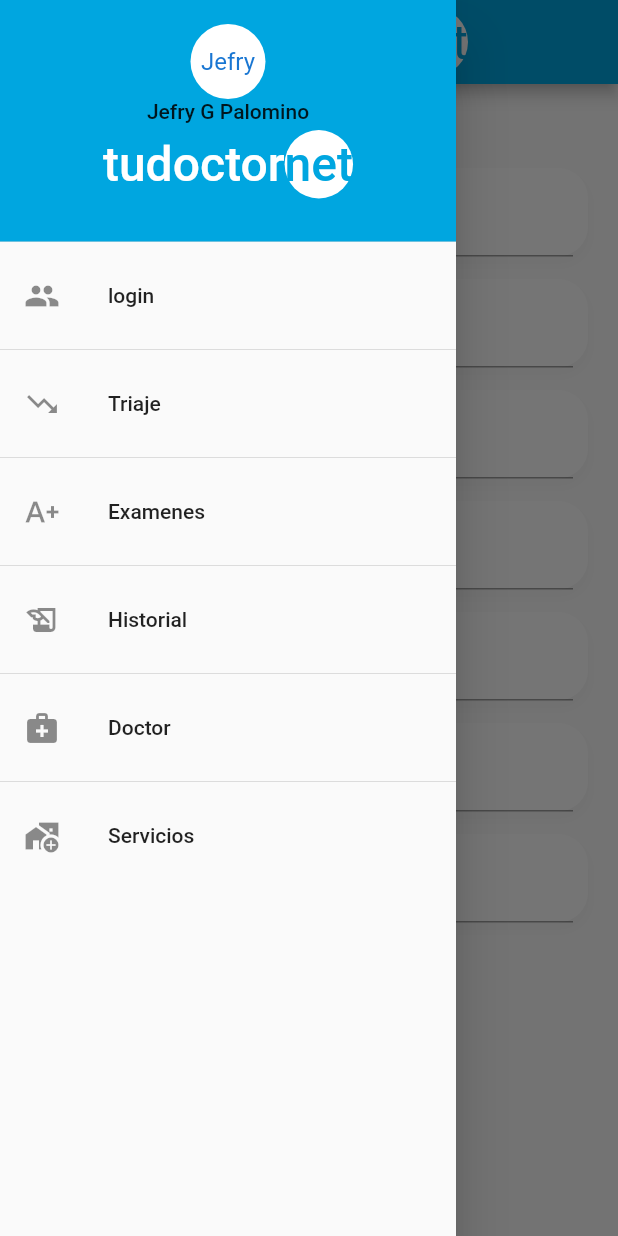
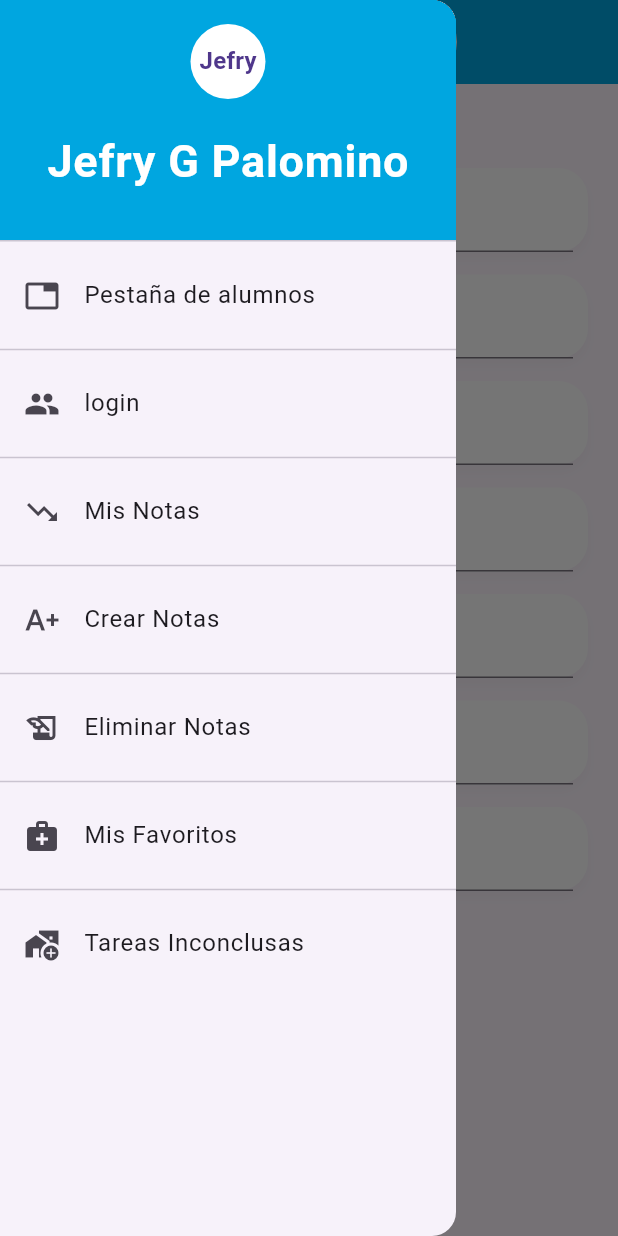
Before and after one commit to jefrydep/senati_app, a Flutter app: the HomeView screen opened by its route, with the side drawer open, on a phone screen of 412 x 824 dp. Run offline on Flutter 3.47's test engine with Material 2 defaults, Android fonts, the light colour scheme and no system bars.

Commit message:
task ready

```diff
--- a/lib/features/router/app_routes.dart
+++ b/lib/features/router/app_routes.dart
@@ -5,33 +5,55 @@ import 'package:tudoctor_app/features/views/historial_view.dart';
 import 'package:tudoctor_app/features/views/home_view.dart';
 import 'package:tudoctor_app/features/views/login_view.dart';
 import 'package:tudoctor_app/features/views/services_view.dart';
+import 'package:tudoctor_app/features/views/tapbar_view.dart';
 import 'package:tudoctor_app/features/views/triaje_view.dart';
 
 import '../../models/menu_option.dart';
 
-
 class AppRoutes {
-
   static const initialRoute = 'login';
 
   static final menuOptions = <MenuOption>[
-    MenuOption(route: 'login', icon: Icons.people, name: 'login', screen: LoginView()),
-    MenuOption(route: 'triaje', icon: Icons.trending_down_sharp, name: 'Triaje', screen:TriajeView() ),
-    MenuOption(route: 'exams', icon: Icons.text_increase_sharp , name: 'Examenes', screen: ExamanView()),
-    MenuOption(route: 'history', icon: Icons.history_edu_sharp, name: 'Historial', screen: HistoryView()),
-    MenuOption(route: 'doctor', icon: Icons.medical_services, name: 'Doctor', screen: DoctorView()),
-    MenuOption(route: 'servicios', icon: Icons.add_home_work_sharp, name: 'Servicios', screen: ServicesView())
-
+    MenuOption(
+        route: 'tab',
+        icon: Icons.tab,
+        name: 'Pestaña de alumnos',
+        screen: const TabbarMenu()),
+    MenuOption(
+        route: 'login', icon: Icons.people, name: 'login', screen: LoginView()),
+    MenuOption(
+        route: 'triaje',
+        icon: Icons.trending_down_sharp,
+        name: 'Mis Notas',
+        screen: const TriajeView()),
+    MenuOption(
+        route: 'exams',
+        icon: Icons.text_increase_sharp,
+        name: 'Crear Notas',
+        screen: const ExamanView()),
+    MenuOption(
+        route: 'history',
+        icon: Icons.history_edu_sharp,
+        name: 'Eliminar Notas',
+        screen: const HistoryView()),
+    MenuOption(
+        route: 'doctor',
+        icon: Icons.medical_services,
+        name: 'Mis Favoritos',
+        screen: const DoctorView()),
+    MenuOption(
+        route: 'servicios',
+        icon: Icons.add_home_work_sharp,
+        name: 'Tareas Inconclusas',
+        screen: const ServicesView()),
   ];
 
+  static Map<String, Widget Function(BuildContext)> getAppRoutes() {
+    Map<String, Widget Function(BuildContext)> appRoutes = {};
+    appRoutes.addAll({'home': (BuildContext context) => const HomeView()});
 
-  static Map<String, Widget Function(BuildContext)> getAppRoutes() {
-
-    Map<String, Widget Function(BuildContext)> appRoutes = {};
-    appRoutes.addAll({ 'home' : ( BuildContext context ) => const HomeView() });
-
-    for (final option in menuOptions ) {
-      appRoutes.addAll({ option.route : ( BuildContext context ) => option.screen });
+    for (final option in menuOptions) {
+      appRoutes.addAll({option.route: (BuildContext context) => option.screen});
     }
 
     return appRoutes;
@@ -50,5 +72,4 @@ class AppRoutes {
   //         builder: (context) => const AlertScreen(),
   //     );
   // }
-
 }
--- a/lib/features/views/custom_drawer.dart
+++ b/lib/features/views/custom_drawer.dart
@@ -1,8 +1,6 @@
-
 import 'package:flutter/material.dart';
 
 import '../../models/menu_option.dart';
-import '../widgets/custom_logo.dart';
 
 class MenuDrawer extends StatelessWidget {
   const MenuDrawer({
@@ -19,25 +17,32 @@ class MenuDrawer extends StatelessWidget {
     return Drawer(
       child: ListView(
         children: [
-            DrawerHeader(
-              decoration: BoxDecoration(color: Color(0xff00A6E0)),
+          Expanded(
+            child: DrawerHeader(
+                decoration: const BoxDecoration(color: Color(0xff00A6E0)),
                 child: Column(
-                children:   [
+                  children: const [
                     CircleAvatar(
-                    backgroundColor:Color(0xffffffff) ,
+                      backgroundColor: Color(0xffffffff),
                       radius: 25,
-                    child: Text('Jefry'),
+                      child: Text(
+                        'Jefry',
+                        style: TextStyle(fontWeight: FontWeight.bold),
                       ),
-                  Text('Jefry G Palomino'),
-                  CustomLogo(
-                    fontSize2:fontSize2 ,
-                    color1: Color(0xffffffff),
-                    color2: Color(0xffffffff),
-                    color3: Color(0xff00A6E0),
-                    cicrcleColor: Color(0xffffffff),
+                    ),
+                    SizedBox(
+                      height: 19,
+                    ),
+                    Text(
+                      'Jefry G Palomino',
+                      style: TextStyle(
+                          color: Colors.white,
+                          fontWeight: FontWeight.bold,
+                          fontSize: 30),
                     ),
                   ],
                 )),
+          ),
           ListView.separated(
             separatorBuilder: (context, index) => const Divider(),
             physics: const NeverScrollableScrollPhysics(),
@@ -47,7 +52,7 @@ class MenuDrawer extends StatelessWidget {
               return ListTile(
                 title: Text(menuOptions[i].name),
                 leading: Icon(menuOptions[i].icon),
-                onTap: (){
+                onTap: () {
                   Navigator.pushNamed(context, menuOptions[i].route);
                 },
               );
--- a/lib/features/views/home_view.dart
+++ b/lib/features/views/home_view.dart
@@ -13,14 +13,7 @@ class HomeView extends StatelessWidget {
     const fontSize2 = 32.0;
     final menuOptions = AppRoutes.menuOptions;
     final dniText = TextEditingController();
-    // final List titleList = [
-    //   'Inicio',
-    //   'Triaje',
-    //   'Examenes',
-    //   'Historial',
-    //   'Doctor',
-    //   'Servicios'
-    // ];
+
     return Scaffold(
       appBar: AppBar(
         backgroundColor: const Color(0xff00A6E0),
@@ -43,7 +36,7 @@ class HomeView extends StatelessWidget {
             child: Column(
               children: [
                 const ListTile(
-                  title: Text('Agendar cita'),
+                  title: Text('Crear Nueva Nota'),
                 ),
                 CustomInput(
                     hintext: '75142458',
@@ -71,7 +64,7 @@ class HomeView extends StatelessWidget {
                     textEditin: dniText),
                 CustomInput(
                     hintext: 'Juan alvarado',
-                    label: 'Doctor',
+                    label: 'Estudiante',
                     icon: Icon(Icons.medical_services_rounded),
                     keyboardType: TextInputType.text,
                     textEditin: dniText),
@@ -82,8 +75,8 @@ class HomeView extends StatelessWidget {
                     keyboardType: TextInputType.text,
                     textEditin: dniText),
                 CustomInput(
-                    hintext: 'Laparoscopia',
-                    label: 'Servicio',
+                    hintext: 'Ing software',
+                    label: 'Descripcion',
                     icon: Icon(Icons.self_improvement_rounded),
                     keyboardType: TextInputType.text,
                     textEditin: dniText),
--- a/lib/features/widgets/custom_logo.dart
+++ b/lib/features/widgets/custom_logo.dart
@@ -3,7 +3,11 @@ import 'package:flutter/material.dart';
 class CustomLogo extends StatelessWidget {
   const CustomLogo({
     Key? key,
-    required this.fontSize2, required this.color1, required this.color2, required this.color3, required this.cicrcleColor,
+    required this.fontSize2,
+    required this.color1,
+    required this.color2,
+    required this.color3,
+    required this.cicrcleColor,
   }) : super(key: key);
 
   final double fontSize2;
@@ -18,25 +22,24 @@ class CustomLogo extends StatelessWidget {
       mainAxisAlignment: MainAxisAlignment.center,
       children: [
         Text(
-          'tu',
-          style: TextStyle(fontSize: fontSize2,color:color1),
+          'S',
+          style: TextStyle(fontSize: fontSize2, color: color1),
         ),
         Text(
-          'doctor',
-          style: TextStyle(
-              fontSize: fontSize2, color: color2),
+          'E',
+          style: TextStyle(fontSize: fontSize2, color: color2),
         ),
         Container(
-          height: 55,
-          decoration:   BoxDecoration(
+          height: 100,
+          decoration: BoxDecoration(
             shape: BoxShape.circle,
-            color:cicrcleColor,
+            color: cicrcleColor,
           ),
           child: Align(
             alignment: Alignment.center,
             child: Text(
-              'net',
-              style: TextStyle(color:color3, fontSize: fontSize2),
+              'NATI',
+              style: TextStyle(color: color3, fontSize: fontSize2),
             ),
           ),
         )
--- a/pubspec.yaml
+++ b/pubspec.yaml
@@ -20,7 +20,7 @@ publish_to: 'none' # Remove this line if you wish to publish to pub.dev
 version: 1.0.0+1
 
 environment:
-  sdk: '>=2.18.0 <3.0.0'
+  sdk: '>=2.19.3 <2.20.1'
 
 # Dependencies specify other packages that your package needs in order to work.
 # To automatically upgrade your package dependencies to the latest versions
```
Also changed, not shown: lib/features/views/login_view.dart (+24 -6 lines), lib/features/views/tapbar_view.dart (added, +82 -0 lines), lib/main.dart (+4 -3 lines), pubspec.lock. Lines whose indentation alone changed are shown as unchanged.
